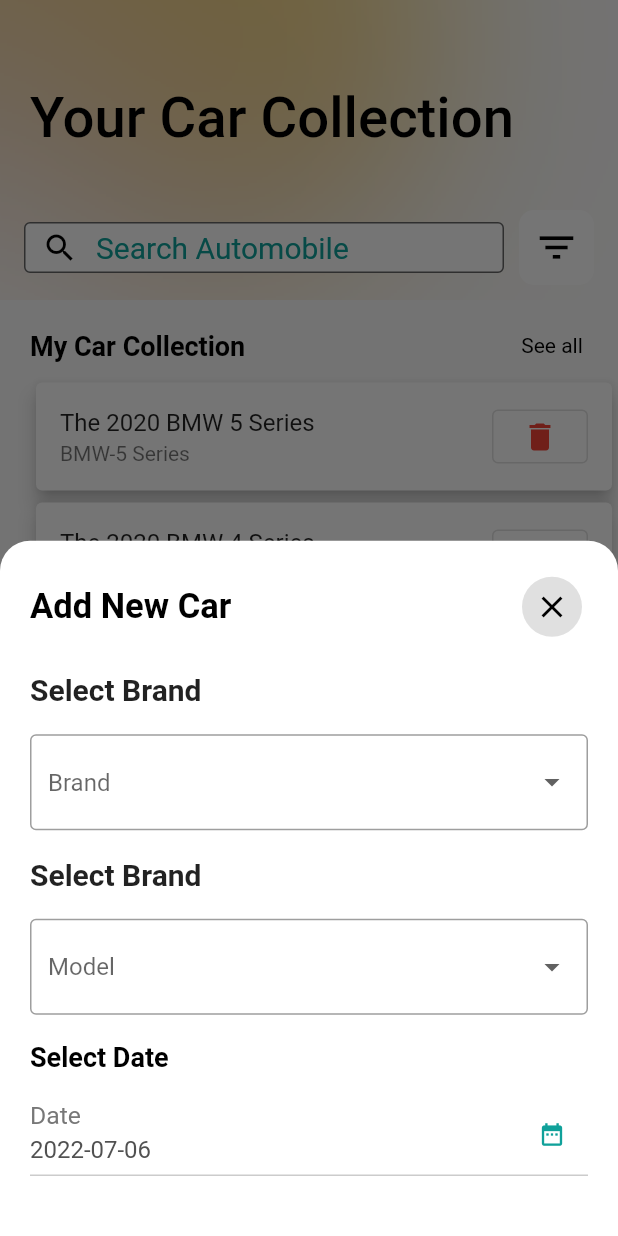
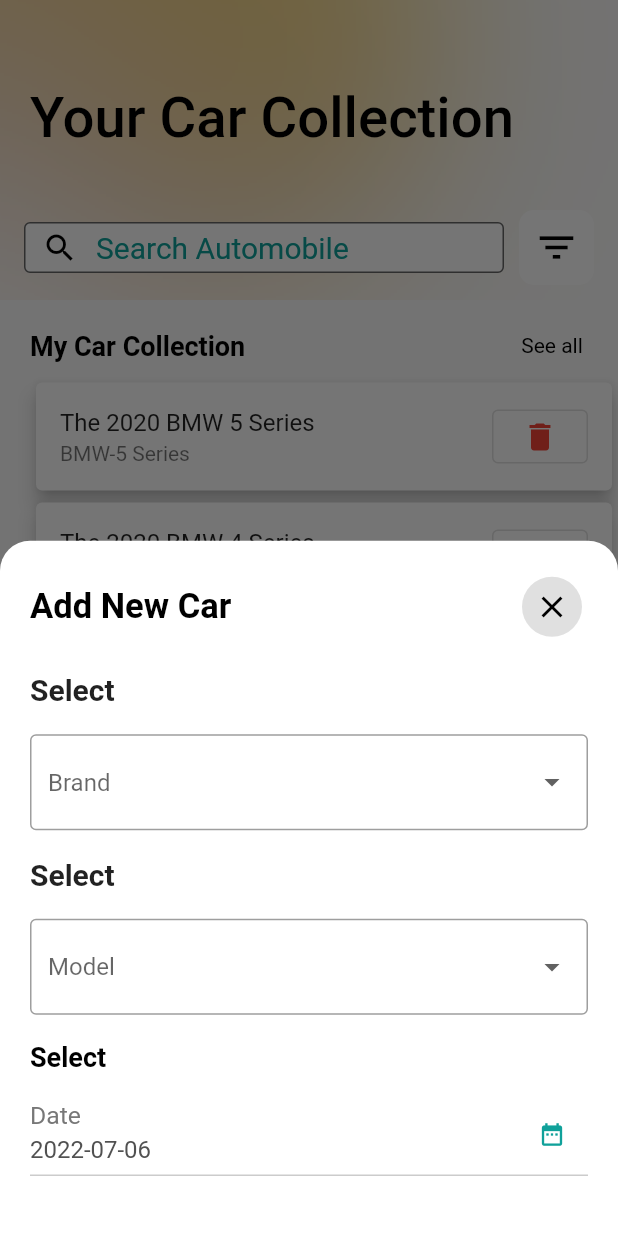
Before and after one commit to danbeyene/carismatic_automobile_search_app, a Flutter app: the TabHomePage screen opened directly, after a tap on the "add" icon, on a phone screen of 412 x 824 dp. Run offline on Flutter 3.47's test engine with Material 2 defaults, Android fonts, the phone set to English and light mode, and no system bars; drawn by our look-alikes of flutter_typeahead; our stand-ins replace cached_network_image, flashy_tab_bar2, flutter_html, fluttertoast, google_maps_flutter, google_mobile_ads and 3 more; network calls fail.

Commit message:
update ui

```diff
--- a/carsimatic_app/lib/ui/home/tab_home.dart
+++ b/carsimatic_app/lib/ui/home/tab_home.dart
@@ -537,7 +537,7 @@ class _TabHomePageState extends State<TabHomePage> with TickerProviderStateMixin
                     ),
                     const SizedBox(height: 20,),
                     // Enter Name
-                    const Text("Select Brand", style: TextStyle(fontWeight: FontWeight.bold, fontSize: 20),),
+                    const Text("Select", style: TextStyle(fontWeight: FontWeight.bold, fontSize: 20),),
                     const SizedBox(height: 10,),
                     Container(
                       margin: const EdgeInsets.symmetric(vertical: 8),
@@ -563,7 +563,7 @@ class _TabHomePageState extends State<TabHomePage> with TickerProviderStateMixin
 
                     const SizedBox(height: 10,),
                     // brand filter
-                    const Text("Select Brand", style: TextStyle(fontWeight: FontWeight.bold, fontSize: 20),),
+                    const Text("Select", style: TextStyle(fontWeight: FontWeight.bold, fontSize: 20),),
                     const SizedBox(height: 10,),
                     Container(
                       margin: const EdgeInsets.symmetric(vertical: 8),
@@ -589,7 +589,7 @@ class _TabHomePageState extends State<TabHomePage> with TickerProviderStateMixin
 
                     const SizedBox(height: 10,),
                     // date filter
-                    const Text('Select Date', style: TextStyle(color: Colors.black, fontSize: 18, fontWeight: FontWeight.bold),),
+                    const Text('Select', style: TextStyle(color: Colors.black, fontSize: 18, fontWeight: FontWeight.bold),),
                     const SizedBox(height: 5,),
                     Container(
                       margin: const EdgeInsets.symmetric(vertical: 8),
```
